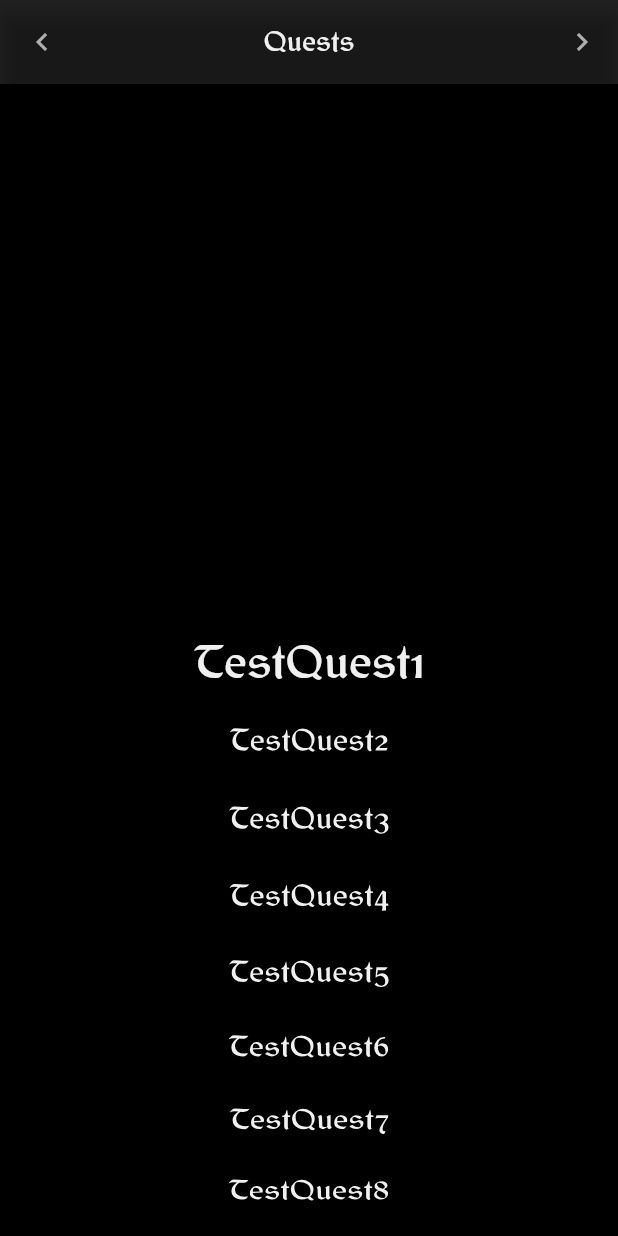
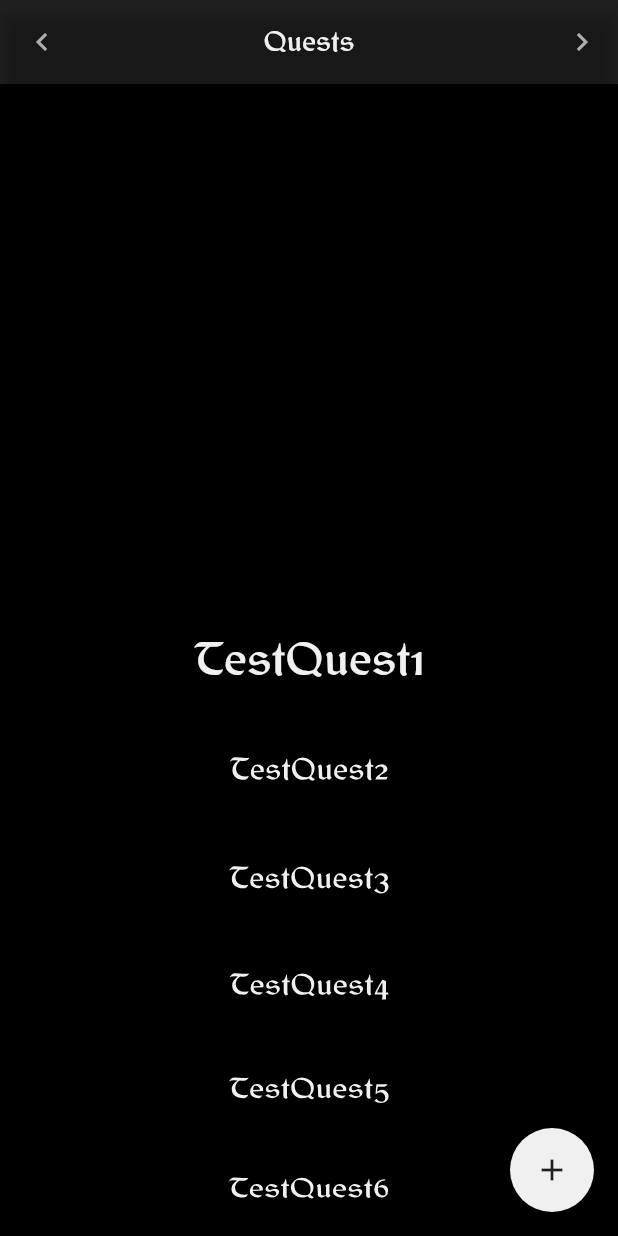
Before and after one commit to pzet123/sTodo, a Flutter app: the screen it shows after launch, on a phone screen of 412 x 824 dp. Run offline on Flutter 3.47's test engine with Material 2 defaults, Android fonts, the phone set to English and light mode, and no system bars; missing offline and left inert: clickable_list_wheel_view.

Commit message:
Added quest details and adjusted clickable list view

```diff
--- a/lib/main.dart
+++ b/lib/main.dart
@@ -1,8 +1,11 @@
+import 'package:clickable_list_wheel_view/clickable_list_wheel_widget.dart';
 import 'package:flutter/material.dart';
 import 'package:provider/provider.dart';
+import 'package:stodo/models/QuestTask.dart';
+import 'package:stodo/screens/AddQuest.dart';
 import 'package:stodo/screens/GeneralStats.dart';
 import 'package:stodo/screens/Quests.dart';
-import 'package:stodo/screens/Settings.dart';
+import 'package:stodo/screens/System.dart';
 
 import 'models/Quest.dart';
 
@@ -39,29 +42,43 @@ class _MyAppState extends State<MyApp> {
   }
 
   List<Quest> getQuestList(){
+
+    List<QuestTask> sampleTasks = [
+      QuestTask("Task 1", true),
+      QuestTask("Task 2", true),
+      QuestTask("Task 3", true),
+      QuestTask("Task 4", true),
+      QuestTask("Task 5", true),
+      QuestTask("Task 6", false),
+      QuestTask("Task 7", false),
+      QuestTask("Task 8", false),
+      QuestTask("Task 9", false),
+      QuestTask("Task 10", false),
+    ];
+
     return [
-      Quest("TestQuest1", "Lorem ipsum dolor sit amet, consectetur adipiscing elit, sed do eiusmod tempor incididunt ut labore et dolore magna aliqua. Ut enim ad minim veniam, quis nostrud exercitation ullamco laboris nisi ut aliquip ex ea commodo consequat. Duis aute irure dolor in reprehenderit in voluptate velit esse cillum dolore eu fugiat nulla pariatur. Excepteur sint occaecat cupidatat non proident, sunt in culpa qui officia deserunt mollit anim id est laborum", [], false),
-      Quest("TestQuest2", "Lorem ipsum dolor sit amet, consectetur adipiscing elit, sed do eiusmod tempor incididunt ut labore et dolore magna aliqua. Ut enim ad minim veniam, quis nostrud exercitation ullamco laboris nisi ut aliquip ex ea commodo consequat. Duis aute irure dolor in reprehenderit in voluptate velit esse cillum dolore eu fugiat nulla pariatur. Excepteur sint occaecat cupidatat non proident, sunt in culpa qui officia deserunt mollit anim id est laborum", [], false),
-      Quest("TestQuest3", "Lorem ipsum dolor sit amet, consectetur adipiscing elit, sed do eiusmod tempor incididunt ut labore et dolore magna aliqua. Ut enim ad minim veniam, quis nostrud exercitation ullamco laboris nisi ut aliquip ex ea commodo consequat. Duis aute irure dolor in reprehenderit in voluptate velit esse cillum dolore eu fugiat nulla pariatur. Excepteur sint occaecat cupidatat non proident, sunt in culpa qui officia deserunt mollit anim id est laborum", [], false),
-      Quest("TestQuest4", "Lorem ipsum dolor sit amet, consectetur adipiscing elit, sed do eiusmod tempor incididunt ut labore et dolore magna aliqua. Ut enim ad minim veniam, quis nostrud exercitation ullamco laboris nisi ut aliquip ex ea commodo consequat. Duis aute irure dolor in reprehenderit in voluptate velit esse cillum dolore eu fugiat nulla pariatur. Excepteur sint occaecat cupidatat non proident, sunt in culpa qui officia deserunt mollit anim id est laborum", [], false),
-      Quest("TestQuest5", "Lorem ipsum dolor sit amet, consectetur adipiscing elit, sed do eiusmod tempor incididunt ut labore et dolore magna aliqua. Ut enim ad minim veniam, quis nostrud exercitation ullamco laboris nisi ut aliquip ex ea commodo consequat. Duis aute irure dolor in reprehenderit in voluptate velit esse cillum dolore eu fugiat nulla pariatur. Excepteur sint occaecat cupidatat non proident, sunt in culpa qui officia deserunt mollit anim id est laborum", [], false),
-      Quest("TestQuest6", "Lorem ipsum dolor sit amet, consectetur adipiscing elit, sed do eiusmod tempor incididunt ut labore et dolore magna aliqua. Ut enim ad minim veniam, quis nostrud exercitation ullamco laboris nisi ut aliquip ex ea commodo consequat. Duis aute irure dolor in reprehenderit in voluptate velit esse cillum dolore eu fugiat nulla pariatur. Excepteur sint occaecat cupidatat non proident, sunt in culpa qui officia deserunt mollit anim id est laborum", [], false),
-      Quest("TestQuest7", "Lorem ipsum dolor sit amet, consectetur adipiscing elit, sed do eiusmod tempor incididunt ut labore et dolore magna aliqua. Ut enim ad minim veniam, quis nostrud exercitation ullamco laboris nisi ut aliquip ex ea commodo consequat. Duis aute irure dolor in reprehenderit in voluptate velit esse cillum dolore eu fugiat nulla pariatur. Excepteur sint occaecat cupidatat non proident, sunt in culpa qui officia deserunt mollit anim id est laborum", [], false),
-      Quest("TestQuest8", "Lorem ipsum dolor sit amet, consectetur adipiscing elit, sed do eiusmod tempor incididunt ut labore et dolore magna aliqua. Ut enim ad minim veniam, quis nostrud exercitation ullamco laboris nisi ut aliquip ex ea commodo consequat. Duis aute irure dolor in reprehenderit in voluptate velit esse cillum dolore eu fugiat nulla pariatur. Excepteur sint occaecat cupidatat non proident, sunt in culpa qui officia deserunt mollit anim id est laborum", [], false),
-      Quest("TestQuest9", "Lorem ipsum dolor sit amet, consectetur adipiscing elit, sed do eiusmod tempor incididunt ut labore et dolore magna aliqua. Ut enim ad minim veniam, quis nostrud exercitation ullamco laboris nisi ut aliquip ex ea commodo consequat. Duis aute irure dolor in reprehenderit in voluptate velit esse cillum dolore eu fugiat nulla pariatur. Excepteur sint occaecat cupidatat non proident, sunt in culpa qui officia deserunt mollit anim id est laborum", [], false),
-      Quest("TestQuest10", "Lorem ipsum dolor sit amet, consectetur adipiscing elit, sed do eiusmod tempor incididunt ut labore et dolore magna aliqua. Ut enim ad minim veniam, quis nostrud exercitation ullamco laboris nisi ut aliquip ex ea commodo consequat. Duis aute irure dolor in reprehenderit in voluptate velit esse cillum dolore eu fugiat nulla pariatur. Excepteur sint occaecat cupidatat non proident, sunt in culpa qui officia deserunt mollit anim id est laborum", [], false),
-      Quest("TestQuest11", "Lorem ipsum dolor sit amet, consectetur adipiscing elit, sed do eiusmod tempor incididunt ut labore et dolore magna aliqua. Ut enim ad minim veniam, quis nostrud exercitation ullamco laboris nisi ut aliquip ex ea commodo consequat. Duis aute irure dolor in reprehenderit in voluptate velit esse cillum dolore eu fugiat nulla pariatur. Excepteur sint occaecat cupidatat non proident, sunt in culpa qui officia deserunt mollit anim id est laborum", [], false),
-      Quest("TestQuest12", "Lorem ipsum dolor sit amet, consectetur adipiscing elit, sed do eiusmod tempor incididunt ut labore et dolore magna aliqua. Ut enim ad minim veniam, quis nostrud exercitation ullamco laboris nisi ut aliquip ex ea commodo consequat. Duis aute irure dolor in reprehenderit in voluptate velit esse cillum dolore eu fugiat nulla pariatur. Excepteur sint occaecat cupidatat non proident, sunt in culpa qui officia deserunt mollit anim id est laborum", [], false),
-      Quest("TestQuest13", "Lorem ipsum dolor sit amet, consectetur adipiscing elit, sed do eiusmod tempor incididunt ut labore et dolore magna aliqua. Ut enim ad minim veniam, quis nostrud exercitation ullamco laboris nisi ut aliquip ex ea commodo consequat. Duis aute irure dolor in reprehenderit in voluptate velit esse cillum dolore eu fugiat nulla pariatur. Excepteur sint occaecat cupidatat non proident, sunt in culpa qui officia deserunt mollit anim id est laborum", [], false),
-      Quest("TestQuest14", "Lorem ipsum dolor sit amet, consectetur adipiscing elit, sed do eiusmod tempor incididunt ut labore et dolore magna aliqua. Ut enim ad minim veniam, quis nostrud exercitation ullamco laboris nisi ut aliquip ex ea commodo consequat. Duis aute irure dolor in reprehenderit in voluptate velit esse cillum dolore eu fugiat nulla pariatur. Excepteur sint occaecat cupidatat non proident, sunt in culpa qui officia deserunt mollit anim id est laborum", [], false),
-      Quest("TestQuest15", "Lorem ipsum dolor sit amet, consectetur adipiscing elit, sed do eiusmod tempor incididunt ut labore et dolore magna aliqua. Ut enim ad minim veniam, quis nostrud exercitation ullamco laboris nisi ut aliquip ex ea commodo consequat. Duis aute irure dolor in reprehenderit in voluptate velit esse cillum dolore eu fugiat nulla pariatur. Excepteur sint occaecat cupidatat non proident, sunt in culpa qui officia deserunt mollit anim id est laborum", [], false),
-      Quest("TestQuest16", "Lorem ipsum dolor sit amet, consectetur adipiscing elit, sed do eiusmod tempor incididunt ut labore et dolore magna aliqua. Ut enim ad minim veniam, quis nostrud exercitation ullamco laboris nisi ut aliquip ex ea commodo consequat. Duis aute irure dolor in reprehenderit in voluptate velit esse cillum dolore eu fugiat nulla pariatur. Excepteur sint occaecat cupidatat non proident, sunt in culpa qui officia deserunt mollit anim id est laborum", [], false),
-      Quest("TestQuest17", "Lorem ipsum dolor sit amet, consectetur adipiscing elit, sed do eiusmod tempor incididunt ut labore et dolore magna aliqua. Ut enim ad minim veniam, quis nostrud exercitation ullamco laboris nisi ut aliquip ex ea commodo consequat. Duis aute irure dolor in reprehenderit in voluptate velit esse cillum dolore eu fugiat nulla pariatur. Excepteur sint occaecat cupidatat non proident, sunt in culpa qui officia deserunt mollit anim id est laborum", [], true),
-      Quest("TestQuest18", "Lorem ipsum dolor sit amet, consectetur adipiscing elit, sed do eiusmod tempor incididunt ut labore et dolore magna aliqua. Ut enim ad minim veniam, quis nostrud exercitation ullamco laboris nisi ut aliquip ex ea commodo consequat. Duis aute irure dolor in reprehenderit in voluptate velit esse cillum dolore eu fugiat nulla pariatur. Excepteur sint occaecat cupidatat non proident, sunt in culpa qui officia deserunt mollit anim id est laborum", [], false),
-      Quest("TestQuest19", "Lorem ipsum dolor sit amet, consectetur adipiscing elit, sed do eiusmod tempor incididunt ut labore et dolore magna aliqua. Ut enim ad minim veniam, quis nostrud exercitation ullamco laboris nisi ut aliquip ex ea commodo consequat. Duis aute irure dolor in reprehenderit in voluptate velit esse cillum dolore eu fugiat nulla pariatur. Excepteur sint occaecat cupidatat non proident, sunt in culpa qui officia deserunt mollit anim id est laborum", [], true),
-      Quest("TestQuest20", "Lorem ipsum dolor sit amet, consectetur adipiscing elit, sed do eiusmod tempor incididunt ut labore et dolore magna aliqua. Ut enim ad minim veniam, quis nostrud exercitation ullamco laboris nisi ut aliquip ex ea commodo consequat. Duis aute irure dolor in reprehenderit in voluptate velit esse cillum dolore eu fugiat nulla pariatur. Excepteur sint occaecat cupidatat non proident, sunt in culpa qui officia deserunt mollit anim id est laborum", [], false),
-      Quest("TestQuest21", "Lorem ipsum dolor sit amet, consectetur adipiscing elit, sed do eiusmod tempor incididunt ut labore et dolore magna aliqua. Ut enim ad minim veniam, quis nostrud exercitation ullamco laboris nisi ut aliquip ex ea commodo consequat. Duis aute irure dolor in reprehenderit in voluptate velit esse cillum dolore eu fugiat nulla pariatur. Excepteur sint occaecat cupidatat non proident, sunt in culpa qui officia deserunt mollit anim id est laborum", [], true),
-      Quest("TestQuest22", "Lorem ipsum dolor sit amet, consectetur adipiscing elit, sed do eiusmod tempor incididunt ut labore et dolore magna aliqua. Ut enim ad minim veniam, quis nostrud exercitation ullamco laboris nisi ut aliquip ex ea commodo consequat. Duis aute irure dolor in reprehenderit in voluptate velit esse cillum dolore eu fugiat nulla pariatur. Excepteur sint occaecat cupidatat non proident, sunt in culpa qui officia deserunt mollit anim id est laborum", [], false),
+      Quest("TestQuest1", "Lorem ipsum dolor sit amet, consectetur adipiscing elit, sed do eiusmod tempor incididunt ut labore et dolore magna aliqua. Ut enim ad minim veniam, quis nostrud exercitation ullamco laboris nisi ut aliquip ex ea commodo consequat. Duis aute irure dolor in reprehenderit in voluptate velit esse cillum dolore eu fugiat nulla pariatur. Excepteur sint occaecat cupidatat non proident, sunt in culpa qui officia deserunt mollit anim id est laborum", sampleTasks, false),
+      Quest("TestQuest2", "Lorem ipsum dolor sit amet, consectetur adipiscing elit, sed do eiusmod tempor incididunt ut labore et dolore magna aliqua. Ut enim ad minim veniam, quis nostrud exercitation ullamco laboris nisi ut aliquip ex ea commodo consequat. Duis aute irure dolor in reprehenderit in voluptate velit esse cillum dolore eu fugiat nulla pariatur. Excepteur sint occaecat cupidatat non proident, sunt in culpa qui officia deserunt mollit anim id est laborum", sampleTasks, false),
+      Quest("TestQuest3", "Lorem ipsum dolor sit amet, consectetur adipiscing elit, sed do eiusmod tempor incididunt ut labore et dolore magna aliqua. Ut enim ad minim veniam, quis nostrud exercitation ullamco laboris nisi ut aliquip ex ea commodo consequat. Duis aute irure dolor in reprehenderit in voluptate velit esse cillum dolore eu fugiat nulla pariatur. Excepteur sint occaecat cupidatat non proident, sunt in culpa qui officia deserunt mollit anim id est laborum", sampleTasks, false),
+      Quest("TestQuest4", "Lorem ipsum dolor sit amet, consectetur adipiscing elit, sed do eiusmod tempor incididunt ut labore et dolore magna aliqua. Ut enim ad minim veniam, quis nostrud exercitation ullamco laboris nisi ut aliquip ex ea commodo consequat. Duis aute irure dolor in reprehenderit in voluptate velit esse cillum dolore eu fugiat nulla pariatur. Excepteur sint occaecat cupidatat non proident, sunt in culpa qui officia deserunt mollit anim id est laborum", sampleTasks, false),
+      Quest("TestQuest5", "Lorem ipsum dolor sit amet, consectetur adipiscing elit, sed do eiusmod tempor incididunt ut labore et dolore magna aliqua. Ut enim ad minim veniam, quis nostrud exercitation ullamco laboris nisi ut aliquip ex ea commodo consequat. Duis aute irure dolor in reprehenderit in voluptate velit esse cillum dolore eu fugiat nulla pariatur. Excepteur sint occaecat cupidatat non proident, sunt in culpa qui officia deserunt mollit anim id est laborum", sampleTasks, false),
+      Quest("TestQuest6", "Lorem ipsum dolor sit amet, consectetur adipiscing elit, sed do eiusmod tempor incididunt ut labore et dolore magna aliqua. Ut enim ad minim veniam, quis nostrud exercitation ullamco laboris nisi ut aliquip ex ea commodo consequat. Duis aute irure dolor in reprehenderit in voluptate velit esse cillum dolore eu fugiat nulla pariatur. Excepteur sint occaecat cupidatat non proident, sunt in culpa qui officia deserunt mollit anim id est laborum", sampleTasks, false),
+      Quest("TestQuest7", "Lorem ipsum dolor sit amet, consectetur adipiscing elit, sed do eiusmod tempor incididunt ut labore et dolore magna aliqua. Ut enim ad minim veniam, quis nostrud exercitation ullamco laboris nisi ut aliquip ex ea commodo consequat. Duis aute irure dolor in reprehenderit in voluptate velit esse cillum dolore eu fugiat nulla pariatur. Excepteur sint occaecat cupidatat non proident, sunt in culpa qui officia deserunt mollit anim id est laborum", sampleTasks, false),
+      Quest("TestQuest8", "Lorem ipsum dolor sit amet, consectetur adipiscing elit, sed do eiusmod tempor incididunt ut labore et dolore magna aliqua. Ut enim ad minim veniam, quis nostrud exercitation ullamco laboris nisi ut aliquip ex ea commodo consequat. Duis aute irure dolor in reprehenderit in voluptate velit esse cillum dolore eu fugiat nulla pariatur. Excepteur sint occaecat cupidatat non proident, sunt in culpa qui officia deserunt mollit anim id est laborum", sampleTasks, false),
+      Quest("TestQuest9", "Lorem ipsum dolor sit amet, consectetur adipiscing elit, sed do eiusmod tempor incididunt ut labore et dolore magna aliqua. Ut enim ad minim veniam, quis nostrud exercitation ullamco laboris nisi ut aliquip ex ea commodo consequat. Duis aute irure dolor in reprehenderit in voluptate velit esse cillum dolore eu fugiat nulla pariatur. Excepteur sint occaecat cupidatat non proident, sunt in culpa qui officia deserunt mollit anim id est laborum", sampleTasks, false),
+      Quest("TestQuest10", "Lorem ipsum dolor sit amet, consectetur adipiscing elit, sed do eiusmod tempor incididunt ut labore et dolore magna aliqua. Ut enim ad minim veniam, quis nostrud exercitation ullamco laboris nisi ut aliquip ex ea commodo consequat. Duis aute irure dolor in reprehenderit in voluptate velit esse cillum dolore eu fugiat nulla pariatur. Excepteur sint occaecat cupidatat non proident, sunt in culpa qui officia deserunt mollit anim id est laborum", sampleTasks, false),
+      Quest("TestQuest11", "Lorem ipsum dolor sit amet, consectetur adipiscing elit, sed do eiusmod tempor incididunt ut labore et dolore magna aliqua. Ut enim ad minim veniam, quis nostrud exercitation ullamco laboris nisi ut aliquip ex ea commodo consequat. Duis aute irure dolor in reprehenderit in voluptate velit esse cillum dolore eu fugiat nulla pariatur. Excepteur sint occaecat cupidatat non proident, sunt in culpa qui officia deserunt mollit anim id est laborum", sampleTasks, false),
+      Quest("TestQuest12", "Lorem ipsum dolor sit amet, consectetur adipiscing elit, sed do eiusmod tempor incididunt ut labore et dolore magna aliqua. Ut enim ad minim veniam, quis nostrud exercitation ullamco laboris nisi ut aliquip ex ea commodo consequat. Duis aute irure dolor in reprehenderit in voluptate velit esse cillum dolore eu fugiat nulla pariatur. Excepteur sint occaecat cupidatat non proident, sunt in culpa qui officia deserunt mollit anim id est laborum", sampleTasks, false),
+      Quest("TestQuest13", "Lorem ipsum dolor sit amet, consectetur adipiscing elit, sed do eiusmod tempor incididunt ut labore et dolore magna aliqua. Ut enim ad minim veniam, quis nostrud exercitation ullamco laboris nisi ut aliquip ex ea commodo consequat. Duis aute irure dolor in reprehenderit in voluptate velit esse cillum dolore eu fugiat nulla pariatur. Excepteur sint occaecat cupidatat non proident, sunt in culpa qui officia deserunt mollit anim id est laborum", sampleTasks, false),
+      Quest("TestQuest14", "Lorem ipsum dolor sit amet, consectetur adipiscing elit, sed do eiusmod tempor incididunt ut labore et dolore magna aliqua. Ut enim ad minim veniam, quis nostrud exercitation ullamco laboris nisi ut aliquip ex ea commodo consequat. Duis aute irure dolor in reprehenderit in voluptate velit esse cillum dolore eu fugiat nulla pariatur. Excepteur sint occaecat cupidatat non proident, sunt in culpa qui officia deserunt mollit anim id est laborum", sampleTasks, false),
+      Quest("TestQuest15", "Lorem ipsum dolor sit amet, consectetur adipiscing elit, sed do eiusmod tempor incididunt ut labore et dolore magna aliqua. Ut enim ad minim veniam, quis nostrud exercitation ullamco laboris nisi ut aliquip ex ea commodo consequat. Duis aute irure dolor in reprehenderit in voluptate velit esse cillum dolore eu fugiat nulla pariatur. Excepteur sint occaecat cupidatat non proident, sunt in culpa qui officia deserunt mollit anim id est laborum", sampleTasks, false),
+      Quest("TestQuest16", "Lorem ipsum dolor sit amet, consectetur adipiscing elit, sed do eiusmod tempor incididunt ut labore et dolore magna aliqua. Ut enim ad minim veniam, quis nostrud exercitation ullamco laboris nisi ut aliquip ex ea commodo consequat. Duis aute irure dolor in reprehenderit in voluptate velit esse cillum dolore eu fugiat nulla pariatur. Excepteur sint occaecat cupidatat non proident, sunt in culpa qui officia deserunt mollit anim id est laborum", sampleTasks, false),
+      Quest("TestQuest17", "Lorem ipsum dolor sit amet, consectetur adipiscing elit, sed do eiusmod tempor incididunt ut labore et dolore magna aliqua. Ut enim ad minim veniam, quis nostrud exercitation ullamco laboris nisi ut aliquip ex ea commodo consequat. Duis aute irure dolor in reprehenderit in voluptate velit esse cillum dolore eu fugiat nulla pariatur. Excepteur sint occaecat cupidatat non proident, sunt in culpa qui officia deserunt mollit anim id est laborum", sampleTasks, true),
+      Quest("TestQuest18", "Lorem ipsum dolor sit amet, consectetur adipiscing elit, sed do eiusmod tempor incididunt ut labore et dolore magna aliqua. Ut enim ad minim veniam, quis nostrud exercitation ullamco laboris nisi ut aliquip ex ea commodo consequat. Duis aute irure dolor in reprehenderit in voluptate velit esse cillum dolore eu fugiat nulla pariatur. Excepteur sint occaecat cupidatat non proident, sunt in culpa qui officia deserunt mollit anim id est laborum", sampleTasks, false),
+      Quest("TestQuest19", "Lorem ipsum dolor sit amet, consectetur adipiscing elit, sed do eiusmod tempor incididunt ut labore et dolore magna aliqua. Ut enim ad minim veniam, quis nostrud exercitation ullamco laboris nisi ut aliquip ex ea commodo consequat. Duis aute irure dolor in reprehenderit in voluptate velit esse cillum dolore eu fugiat nulla pariatur. Excepteur sint occaecat cupidatat non proident, sunt in culpa qui officia deserunt mollit anim id est laborum", sampleTasks, true),
+      Quest("TestQuest20", "Lorem ipsum dolor sit amet, consectetur adipiscing elit, sed do eiusmod tempor incididunt ut labore et dolore magna aliqua. Ut enim ad minim veniam, quis nostrud exercitation ullamco laboris nisi ut aliquip ex ea commodo consequat. Duis aute irure dolor in reprehenderit in voluptate velit esse cillum dolore eu fugiat nulla pariatur. Excepteur sint occaecat cupidatat non proident, sunt in culpa qui officia deserunt mollit anim id est laborum", sampleTasks, false),
+      Quest("TestQuest21", "Lorem ipsum dolor sit amet, consectetur adipiscing elit, sed do eiusmod tempor incididunt ut labore et dolore magna aliqua. Ut enim ad minim veniam, quis nostrud exercitation ullamco laboris nisi ut aliquip ex ea commodo consequat. Duis aute irure dolor in reprehenderit in voluptate velit esse cillum dolore eu fugiat nulla pariatur. Excepteur sint occaecat cupidatat non proident, sunt in culpa qui officia deserunt mollit anim id est laborum", sampleTasks, true),
+      Quest("TestQuest22", "Lorem ipsum dolor sit amet, consectetur adipiscing elit, sed do eiusmod tempor incididunt ut labore et dolore magna aliqua. Ut enim ad minim veniam, quis nostrud exercitation ullamco laboris nisi ut aliquip ex ea commodo consequat. Duis aute irure dolor in reprehenderit in voluptate velit esse cillum dolore eu fugiat nulla pariatur. Excepteur sint occaecat cupidatat non proident, sunt in culpa qui officia deserunt mollit anim id est laborum", sampleTasks, false),
     ];
   }
 
@@ -115,9 +132,15 @@ class _MyAppState extends State<MyApp> {
         children: [
           QuestsScreen(questList: questList,),
           GeneralStats(),
-          Settings(),
+          System(),
         ],
       ),
+      floatingActionButton: pageIndex == 0 ? FloatingActionButton(
+        onPressed: () {
+          Navigator.push(context, MaterialPageRoute(builder: (context) => AddQuestScreen()));
+        },
+        child: Icon(Icons.add, color: Colors.black87,)
+      ) : null,
     );
   }
 
--- a/lib/screens/Quests.dart
+++ b/lib/screens/Quests.dart
@@ -1,6 +1,7 @@
 import 'package:clickable_list_wheel_view/clickable_list_wheel_widget.dart';
 import 'package:flutter/material.dart';
 import 'package:stodo/models/Quest.dart';
+import 'package:stodo/screens/QuestDetails.dart';
 
 
 class QuestsScreen extends StatefulWidget {
@@ -44,32 +45,43 @@ class _QuestsScreenState extends State<QuestsScreen> {
     return questTiles;
   }
 
-  final double questListTileHeight = 60;
+  final double questListTileHeight = 70;
   final FixedExtentScrollController questListController = FixedExtentScrollController();
 
   @override
   Widget build(BuildContext context) {
+    questTileList = getActiveQuests() + getCompletedQuests();
     return Container(
       color: Colors.black,
       child: ClickableListWheelScrollView(
         scrollController: questListController,
         itemCount: questTileList.length,
         itemHeight: questListTileHeight,
-        onItemTapCallback: (index) => print("Item tapped"),
-        child: ListWheelScrollView(
+        scrollOnTap: false,
+        onItemTapCallback: (index) {
+          if(index == questListController.selectedItem || index == questListController.selectedItem - 1 || index == questListController.selectedItem + 1){
+            Navigator.push(context, MaterialPageRoute(builder: (BuildContext context) => QuestDetails(quest: questTileList[questListController.selectedItem].quest)));
+          } else {
+            questListController.animateToItem(index, duration: Duration(milliseconds: 300), curve: Curves.decelerate);
+          }
+          print(questListController.selectedItem);
+          print(index);
+
+        },
+        child: ListWheelScrollView.useDelegate(
           controller: questListController,
           itemExtent: questListTileHeight,
-          squeeze: 1.2,
           perspective: 0.00001,
           useMagnifier: true,
           magnification: 1.5,
           physics: FixedExtentScrollPhysics(),
           onSelectedItemChanged: (index) {
-
+            print(questListController.selectedItem);
           },
-          children:
-           (questTileList = getActiveQuests() +
-            getCompletedQuests()),
+          childDelegate: ListWheelChildBuilderDelegate(
+            builder: (context, index) => questTileList[index],
+            childCount: questTileList.length,
+          ),
         ),
       )
     );
@@ -88,11 +100,8 @@ class QuestTile extends StatelessWidget {
 
   @override
   Widget build(BuildContext context) {
-    return GestureDetector(
-      onTap: () => print("Opening quest"),
-      child: Center(
+    return Center(
       child: Container(
-          padding: EdgeInsets.symmetric(vertical: 15),
         child: Text(quest.getName(),
           textAlign: TextAlign.end,
           style: TextStyle(
@@ -102,7 +111,6 @@ class QuestTile extends StatelessWidget {
             ),
           ),
       ),
-      ),
     );
   }
 }
```
Also changed, not shown: lib/screens/AddQuest.dart (added, +72 -0 lines), lib/screens/GeneralStats.dart (+25 -1 lines), lib/screens/QuestDetails.dart (+40 -11 lines), lib/screens/Settings.dart (deleted, +0 -15 lines), lib/screens/System.dart (added, +16 -0 lines). Lines whose indentation alone changed are shown as unchanged.
